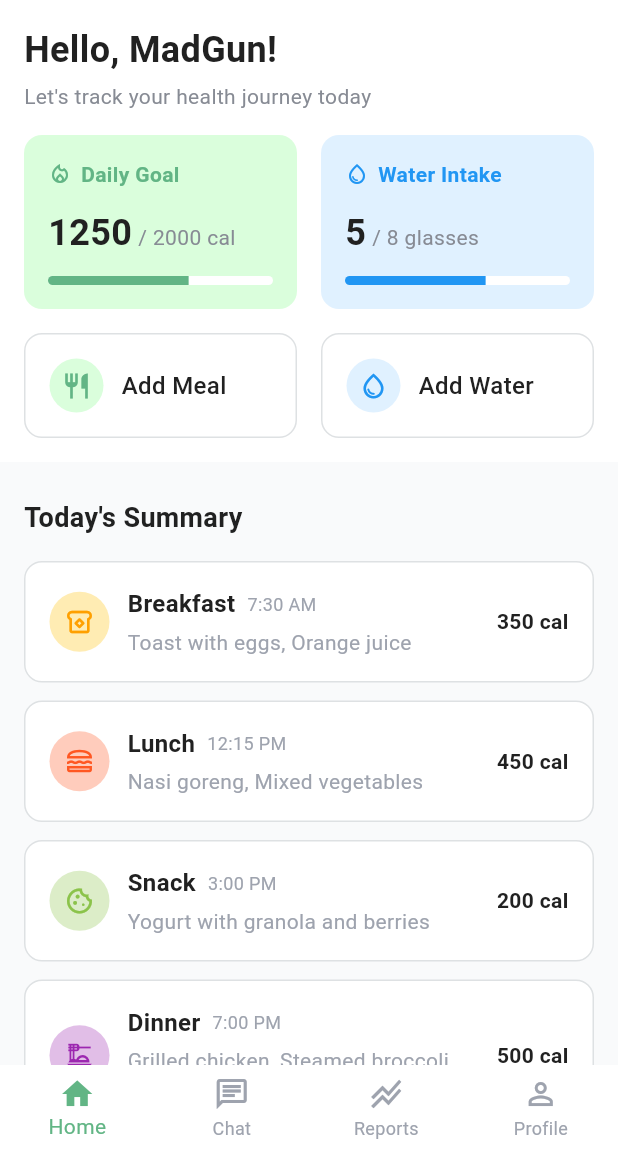
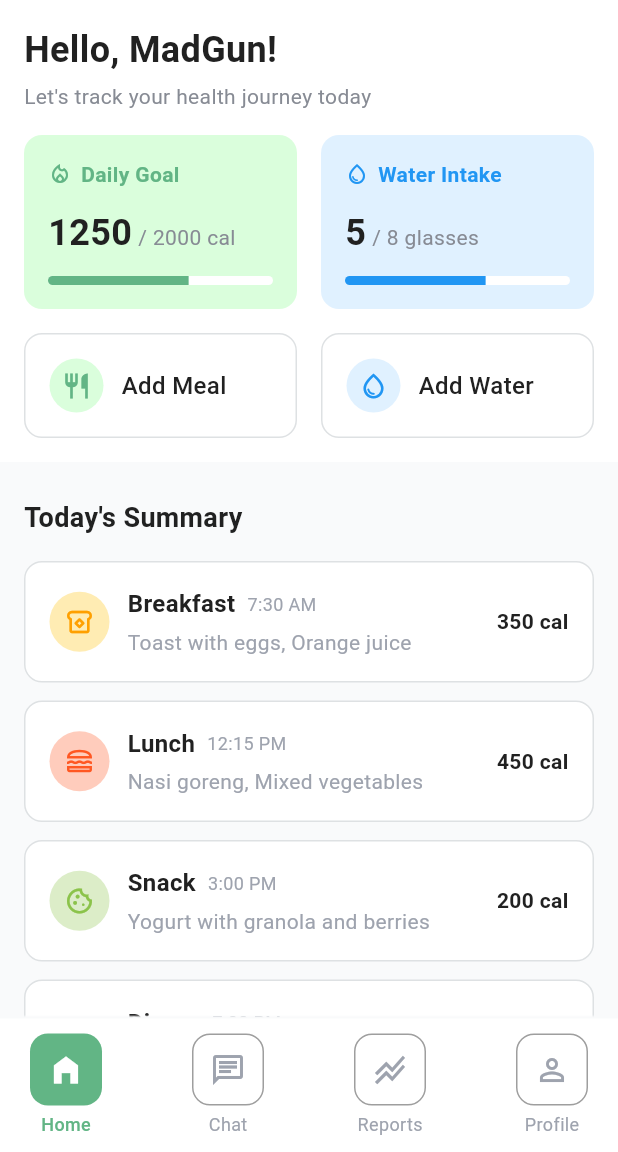
Before and after one commit to taufiqrmadhana/calorisense-frontend, a Flutter app: the HomePage screen opened directly, on a phone screen of 412 x 824 dp, the part 84-1236 px from its top. Run offline on Flutter 3.47's test engine with Material 3 defaults, Android fonts, the phone set to English and light mode, and no system bars; our stand-ins replace flutter_bloc, flutter_dotenv, fpdart, get_it, supabase_flutter; accounts and stored records are empty.

Commit message:
add navbar and routes

```diff
--- /dev/null
+++ b/lib/core/common/widgets/bottom_navbar.dart
@@ -0,0 +1,111 @@
+import 'package:flutter/material.dart';
+import 'package:calorisense/core/theme/pallete.dart';
+
+class BottomNavBarWidget extends StatelessWidget {
+  final int currentIndex;
+
+  const BottomNavBarWidget({super.key, required this.currentIndex});
+
+  @override
+  Widget build(BuildContext context) {
+    return Container(
+      decoration: BoxDecoration(
+        color: AppPalette.white,
+        boxShadow: [
+          BoxShadow(
+            color: AppPalette.backgroundColor,
+            spreadRadius: 1,
+            blurRadius: 0.1,
+            offset: const Offset(0, -1),
+          ),
+        ],
+      ),
+      padding: const EdgeInsets.symmetric(vertical: 10, horizontal: 20),
+      child: Row(
+        mainAxisAlignment: MainAxisAlignment.spaceBetween,
+        children: [
+          _buildNavItem(
+            0,
+            'Home',
+            Icons.home_filled,
+            Icons.home_outlined,
+            context,
+          ),
+          _buildNavItem(1, 'Chat', Icons.chat, Icons.chat_outlined, context),
+          _buildNavItem(
+            2,
+            'Reports',
+            Icons.stacked_line_chart,
+            Icons.stacked_line_chart,
+            context,
+          ),
+          _buildNavItem(
+            3,
+            'Profile',
+            Icons.person,
+            Icons.person_outline,
+            context,
+          ),
+        ],
+      ),
+    );
+  }
+
+  Widget _buildNavItem(
+    int index,
+    String label,
+    IconData activeIcon,
+    IconData inactiveIcon,
+    BuildContext context,
+  ) {
+    final bool isActive = currentIndex == index;
+
+    return GestureDetector(
+      onTap: () {
+        switch (index) {
+          case 0:
+            Navigator.pushReplacementNamed(context, '/home');
+            break;
+          case 1:
+            Navigator.pushReplacementNamed(context, '/chat');
+            break;
+          case 2:
+            Navigator.pushReplacementNamed(context, '/report');
+            break;
+          case 3:
+            Navigator.pushReplacementNamed(context, '/profile');
+            break;
+        }
+      },
+      child: Column(
+        mainAxisSize: MainAxisSize.min,
+        children: [
+          Container(
+            width: 48,
+            height: 48,
+            decoration: BoxDecoration(
+              color: isActive ? AppPalette.primaryColor : AppPalette.white,
+              borderRadius: BorderRadius.circular(12),
+              border: isActive ? null : Border.all(color: Colors.grey),
+            ),
+            child: Icon(
+              isActive ? activeIcon : inactiveIcon,
+              color: isActive ? AppPalette.white : AppPalette.subTextColor,
+              size: 24,
+            ),
+          ),
+          const SizedBox(height: 4),
+          Text(
+            label,
+            style: TextStyle(
+              color:
+                  isActive ? AppPalette.primaryColor : AppPalette.subTextColor,
+              fontSize: 12,
+              fontWeight: isActive ? FontWeight.w500 : FontWeight.normal,
+            ),
+          ),
+        ],
+      ),
+    );
+  }
+}
--- a/lib/features/home/presentation/pages/home_page.dart
+++ b/lib/features/home/presentation/pages/home_page.dart
@@ -1,12 +1,13 @@
 import 'package:calorisense/features/home/presentation/pages/today_nutrition.dart';
 import 'package:calorisense/features/home/presentation/widgets/action_button.dart';
-import 'package:calorisense/features/home/presentation/widgets/bottom_navbar.dart';
+import 'package:calorisense/core/common/widgets/bottom_navbar.dart';
 import 'package:calorisense/features/home/presentation/widgets/daily_stats.dart';
 import 'package:calorisense/features/home/presentation/widgets/meal_summary.dart';
 import 'package:flutter/material.dart';
 import 'package:calorisense/core/theme/pallete.dart';
 
 class HomePage extends StatelessWidget {
+  static route() => MaterialPageRoute(builder: (context) => HomePage());
   const HomePage({super.key});
 
   @override
--- a/lib/features/home/presentation/widgets/bottom_navbar.dart
+++ /dev/null
@@ -1,51 +0,0 @@
-import 'package:flutter/material.dart';
-import 'package:calorisense/core/theme/pallete.dart';
-
-class BottomNavBarWidget extends StatelessWidget {
-  final int currentIndex;
-
-  const BottomNavBarWidget({super.key, required this.currentIndex});
-
-  @override
-  Widget build(BuildContext context) {
-    return Container(
-      decoration: BoxDecoration(color: AppPalette.white),
-      child: BottomNavigationBar(
-        currentIndex: currentIndex,
-        backgroundColor: AppPalette.white,
-        selectedItemColor: AppPalette.primaryColor,
-        unselectedItemColor: AppPalette.subTextColor,
-        showSelectedLabels: true,
-        showUnselectedLabels: true,
-        type: BottomNavigationBarType.fixed,
-        elevation: 0,
-        items: const [
-          BottomNavigationBarItem(
-            icon: Icon(Icons.home_outlined),
-            activeIcon: Icon(Icons.home),
-            label: 'Home',
-          ),
-          BottomNavigationBarItem(
-            icon: Icon(Icons.chat_outlined),
-            activeIcon: Icon(Icons.chat),
-            label: 'Chat',
-          ),
-          BottomNavigationBarItem(
-            icon: Icon(Icons.stacked_line_chart),
-            activeIcon: Icon(Icons.stacked_line_chart),
-            label: 'Reports',
-          ),
-          BottomNavigationBarItem(
-            icon: Icon(Icons.person_outline),
-            activeIcon: Icon(Icons.person),
-            label: 'Profile',
-          ),
-        ],
-        onTap: (index) {
-          // Will be implemented later with navigation functionality
-          // and potentially BLoC for state management
-        },
-      ),
-    );
-  }
-}
--- a/lib/features/home/presentation/widgets/meal_card.dart
+++ b/lib/features/home/presentation/widgets/meal_card.dart
@@ -43,7 +43,6 @@
         child: Column(
           crossAxisAlignment: CrossAxisAlignment.start,
           children: [
-            // Title row
             Row(
               mainAxisAlignment: MainAxisAlignment.spaceBetween,
               children: [
--- a/lib/features/home/presentation/widgets/meal_summary.dart
+++ b/lib/features/home/presentation/widgets/meal_summary.dart
@@ -44,7 +44,6 @@
           ),
           const SizedBox(width: 12),
 
-          // Meal details
           Expanded(
             child: Column(
               crossAxisAlignment: CrossAxisAlignment.start,
@@ -81,7 +80,6 @@
             ),
           ),
 
-          // Calories
           Text(
             "$calories cal",
             style: const TextStyle(
@@ -128,13 +126,13 @@
   Color _getMealBackgroundColor(String mealType) {
     switch (mealType.toLowerCase()) {
       case 'breakfast':
-        return Colors.amber.shade100; // Latar yang lebih terang untuk amber
+        return Colors.amber.shade100;
       case 'lunch':
-        return Colors.deepOrange.shade100; // Latar yang ringan untuk orange
+        return Colors.deepOrange.shade100;
       case 'dinner':
-        return Colors.purple.shade100; // Ungu lembut untuk dinner
+        return Colors.purple.shade100;
       case 'snack':
-        return Colors.lightGreen.shade100; // Latar hijau pucat
+        return Colors.lightGreen.shade100;
       default:
         return AppPalette.primaryColor;
     }
```
Also changed, not shown: lib/features/chat/presentation/pages/chat_page.dart (added, +16 -0 lines), lib/features/home/presentation/pages/today_nutrition.dart (+2 -5 lines), lib/features/profile/presentation/pages/profile_page.dart (added, +16 -0 lines), lib/features/reports/presentation/pages/report_page.dart (added, +16 -0 lines), lib/main.dart (+10 -0 lines).
